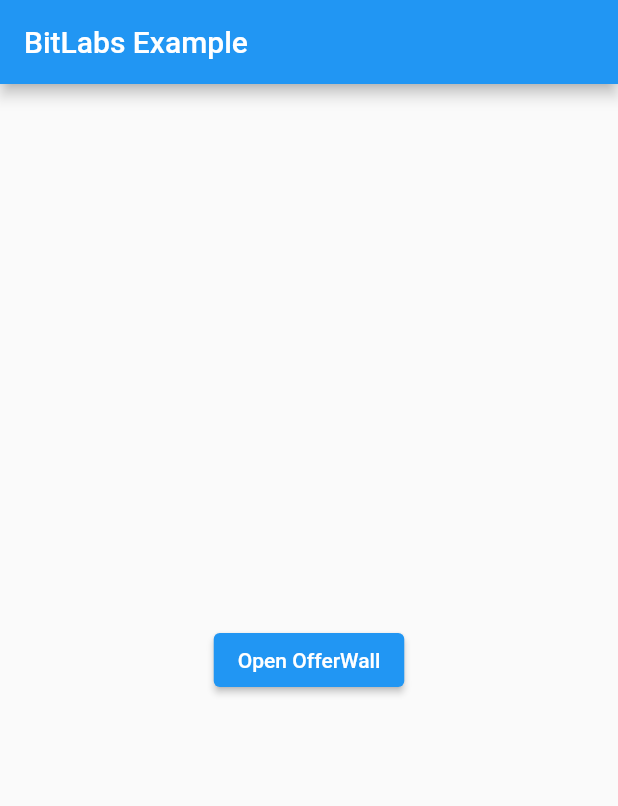
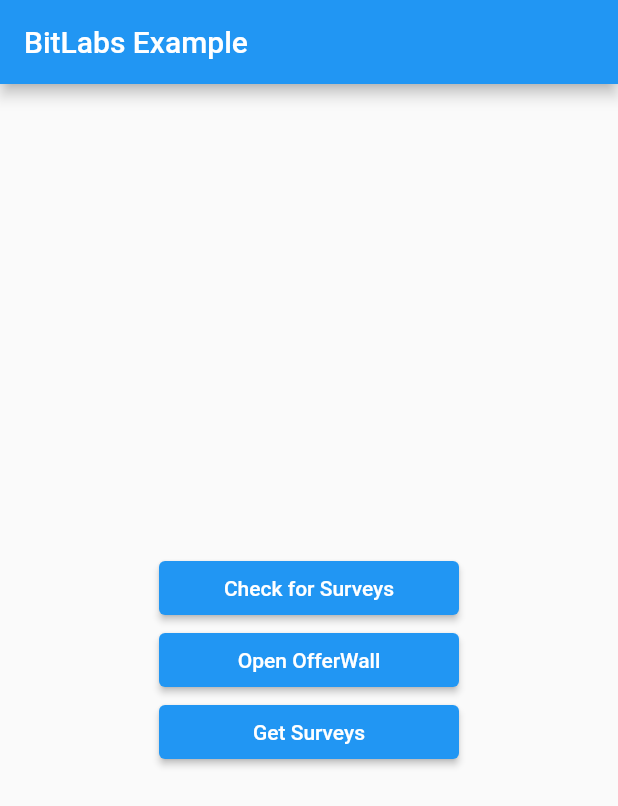
Before and after one commit to BitBurst-GmbH/bitlabs-flutter, a Flutter app: the screen it shows after launch, on a phone screen of 412 x 824 dp. Shown: the top 806 px of the screen. Run offline on Flutter 3.47's test engine with Material 2 defaults, Android fonts, the phone set to English and light mode, and no system bars; our stand-ins replace webview_flutter.

Commit message:
Add buttons to the example
Related issues: BLD-584

```diff
--- a/example/lib/main.dart
+++ b/example/lib/main.dart
@@ -33,24 +33,6 @@ class _HomePageState extends State<HomePage> {
   void initState() {
     super.initState();
     BitLabs.instance.init('46d31e1e-315a-4b52-b0de-eca6062163af', 'USER_ID');
-    BitLabs.instance.checkSurveys((hasSurveys) {
-      if (hasSurveys == null) {
-        log('[Example] CheckSurveys Error. Check BitLabs logs.');
-      } else {
-        log('[Example] Checking Surveys -> '
-            '${hasSurveys ? 'Surveys Available!' : 'No Surveys!'}');
-      }
-    });
-
-    BitLabs.instance.getSurveys((surveys) {
-      if (surveys == null) {
-        log('[Example] GetSurveys Error. Check BitLabs logs.');
-      } else {
-        log('[Example] Getting Surveys -> '
-            '${surveys.map((survey) => 'Survey ${survey.id} '
-                'in ${survey.details.category.name}')}');
-      }
-    });
 
     BitLabs.instance.setOnReward(
         (reward) => {log('[Example] Reward for this session: $reward')});
@@ -61,11 +43,51 @@ class _HomePageState extends State<HomePage> {
     return Scaffold(
       appBar: AppBar(title: Text(widget.title)),
       body: Center(
-        child: ElevatedButton(
-          onPressed: () => BitLabs.instance.launchOfferWall(context),
-          child: const Text('Open OfferWall'),
+        child: SizedBox(
+          width: 200,
+          child: Column(
+            crossAxisAlignment: CrossAxisAlignment.stretch,
+            mainAxisSize: MainAxisSize.min,
+            children: [
+              ElevatedButton(
+                onPressed: checkForSurveys,
+                child: const Text('Check for Surveys'),
+              ),
+              ElevatedButton(
+                onPressed: () => BitLabs.instance.launchOfferWall(context),
+                child: const Text('Open OfferWall'),
+              ),
+              ElevatedButton(
+                onPressed: getSurveys,
+                child: const Text('Get Surveys'),
+              ),
+            ],
+          ),
         ),
       ),
     );
   }
+
+  void checkForSurveys() {
+    BitLabs.instance.checkSurveys((hasSurveys) {
+      if (hasSurveys == null) {
+        log('[Example] CheckSurveys Error. Check BitLabs logs.');
+        return;
+      }
+      log('[Example] Checking Surveys -> '
+          '${hasSurveys ? 'Surveys Available!' : 'No Surveys!'}');
+    });
+  }
+
+  void getSurveys() {
+    BitLabs.instance.getSurveys((surveys) {
+      if (surveys == null) {
+        log('[Example] GetSurveys Error. Check BitLabs logs.');
+        return;
+      }
+      log('[Example] Getting Surveys -> '
+          '${surveys.map((survey) => 'Survey ${survey.id} '
+              'in ${survey.details.category.name}')}');
+    });
+  }
 }
```
